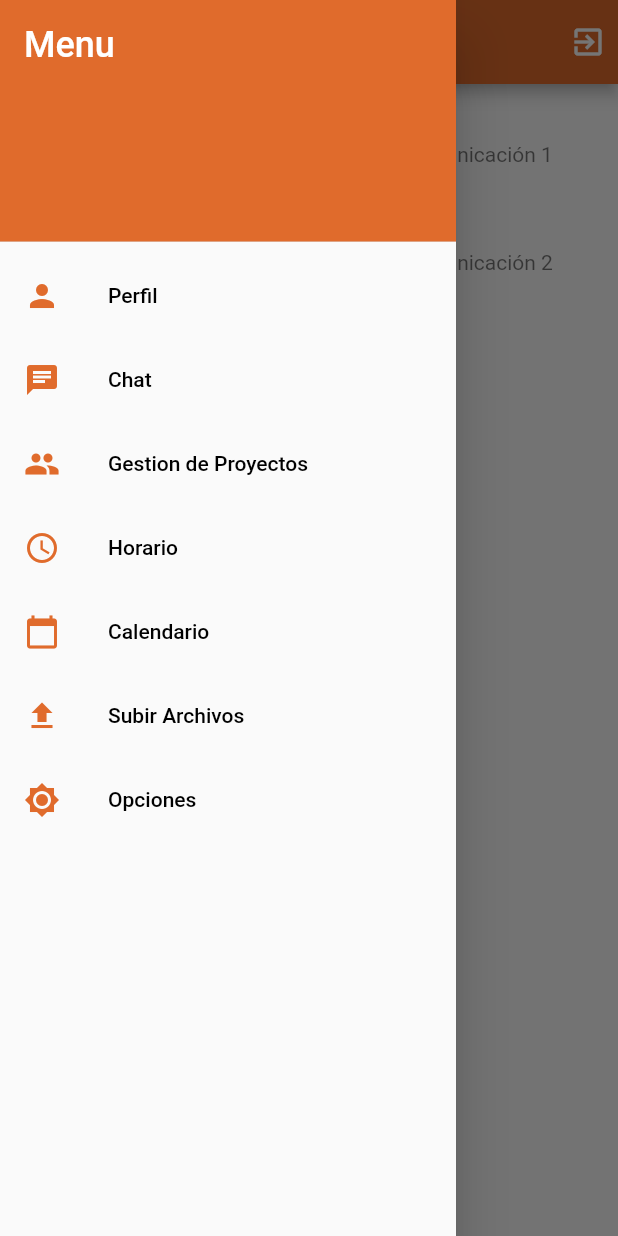
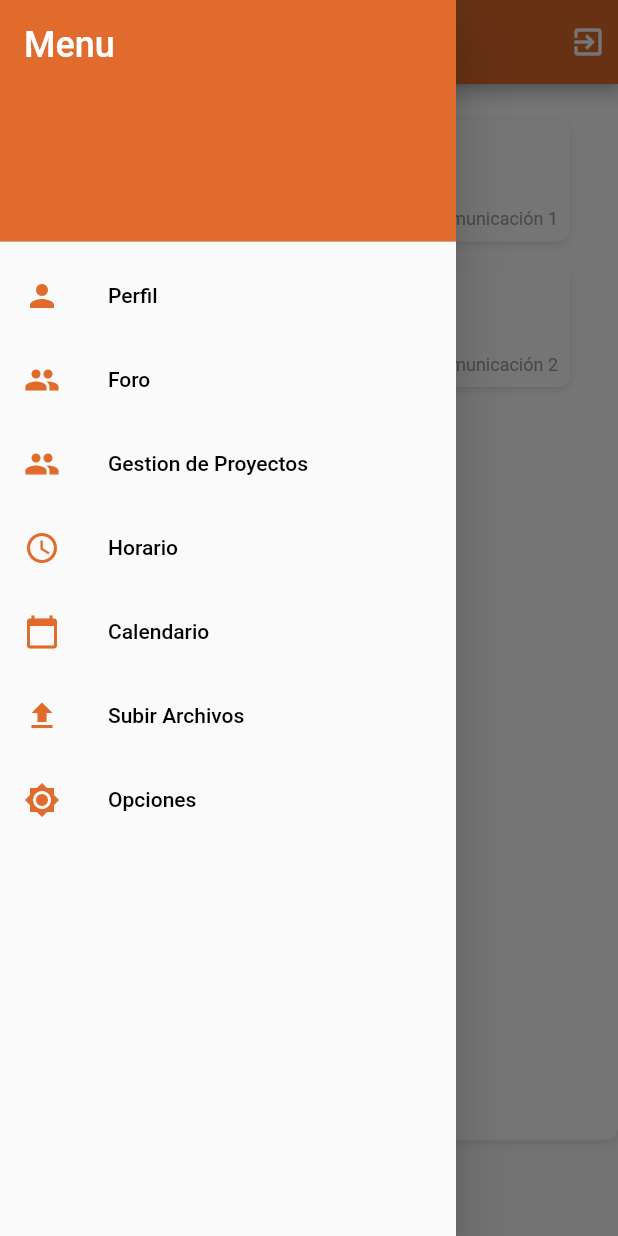
Before and after one commit to iancarcha/portalempleado, a Flutter app: the MyHomePage screen opened directly, with the side drawer open, on a phone screen of 412 x 824 dp. Run offline on Flutter 3.47's test engine with Material 2 defaults, Android fonts, the phone set to English and light mode, and no system bars; our stand-ins replace cloud_firestore, file_picker, firebase_auth, firebase_core, shared_preferences, table_calendar; accounts and stored records are empty.

Commit message:
el chat ahora es un foro xd pero funciona correctamente asi q algo es algo, el perfil ya no es basura y funciona bien pero hay q apañar y tamo gestionando el homepage.

```diff
--- a/lib/MyHomePage.dart
+++ b/lib/MyHomePage.dart
@@ -1,7 +1,7 @@
 import 'package:firebase_auth/firebase_auth.dart';
 import 'package:flutter/material.dart';
 import 'package:portalempleado/menu/CalendarPage.dart';
-import 'package:portalempleado/menu/ChatScreen.dart';
+import 'package:portalempleado/menu/Foro.dart';
 import 'package:portalempleado/Comunicacion.dart';
 import 'package:portalempleado/menu/Empleado.dart';
 import 'package:portalempleado/menu/Horario.dart';
@@ -9,6 +9,8 @@ import 'package:portalempleado/loginYregister/LoginPage.dart';
 import 'package:portalempleado/options/Opciones.dart';
 import 'package:portalempleado/menu/Perfil.dart';
 import 'package:portalempleado/menu/UploadFilePage.dart';
+import 'package:intl/intl.dart';
+import 'package:cloud_firestore/cloud_firestore.dart';
 
 class MyHomePage extends StatefulWidget {
   const MyHomePage({Key? key}) : super(key: key);
@@ -22,7 +24,22 @@ class _MyHomePageState extends State<MyHomePage>
   late TabController _tabController;
   late Empleado empleado;
 
-  List<Comunicacion> comunicaciones = [    Comunicacion(      id: '1',      titulo: 'Comunicación 1',      descripcion: 'Descripción de la comunicación 1',      fecha: DateTime.now(),      autor: 'Autor de la comunicación 1',    ),    Comunicacion(      id: '2',      titulo: 'Comunicación 2',      descripcion: 'Descripción de la comunicación 2',      fecha: DateTime.now(),      autor: 'Autor de la comunicación 2',    ),  ];
+  List<Comunicacion> comunicaciones = [
+    Comunicacion(
+      id: '1',
+      titulo: 'Comunicación 1',
+      descripcion: 'Descripción de la comunicación 1',
+      fecha: DateTime.now(),
+      autor: 'Autor de la comunicación 1',
+    ),
+    Comunicacion(
+      id: '2',
+      titulo: 'Comunicación 2',
+      descripcion: 'Descripción de la comunicación 2',
+      fecha: DateTime.now(),
+      autor: 'Autor de la comunicación 2',
+    ),
+  ];
 
   void agregarComunicacion() {
     String titulo = '';
@@ -82,6 +99,7 @@ class _MyHomePageState extends State<MyHomePage>
       },
     );
   }
+
   @override
   void initState() {
     super.initState();
@@ -136,24 +154,120 @@ class _MyHomePageState extends State<MyHomePage>
       body: Column(
           children: [
       Expanded(
-            child: TabBarView(
-              controller: _tabController,
-              children: [
-            ListView.builder(
+      child: GestureDetector(
+      onTap: () {
+      // Acción al hacer clic en el cuadro de comunicaciones
+      // Mostrar lista de comunicaciones y botón para añadir
+    },
+      child: Container(
+        padding: EdgeInsets.all(16.0),
+        decoration: BoxDecoration(
+          color: Colors.white,
+          borderRadius: BorderRadius.circular(8.0),
+          boxShadow: [
+            BoxShadow(
+              color: Colors.black.withOpacity(0.1),
+              blurRadius: 4.0,
+              offset: Offset(0, 2),
+            ),
+          ],
+        ),
+        child: ListView.builder(
           itemCount: comunicaciones.length,
           itemBuilder: (BuildContext context, int index) {
             Comunicacion comunicacion = comunicaciones[index];
-                return ListTile(
-                  title: Text(comunicacion.titulo),
-                  subtitle: Text('${comunicacion.fecha.toString()} por ${comunicacion.autor}'),
+            return GestureDetector(
               onTap: () {
-                    // Detalles comunicacion
+                // Detalles de la comunicación y usuario que la creó
               },
+              child: Container(
+                padding: EdgeInsets.all(8.0),
+                margin: EdgeInsets.symmetric(
+                  horizontal: 16.0,
+                  vertical: 8.0,
+                ),
+                decoration: BoxDecoration(
+                  color: Colors.white,
+                  borderRadius: BorderRadius.circular(8.0),
+                  boxShadow: [
+                    BoxShadow(
+                      color: Colors.black.withOpacity(0.1),
+                      blurRadius: 4.0,
+                      offset: Offset(0, 2),
+                    ),
+                  ],
+                ),
+                child: Column(
+                  crossAxisAlignment: CrossAxisAlignment.start,
+                  children: [
+                    Text(
+                      comunicacion.titulo,
+                      style: TextStyle(
+                        fontWeight: FontWeight.bold,
+                        fontSize: 16.0,
+                      ),
+                    ),
+                    SizedBox(height: 8.0),
+                    Text(
+                      comunicacion.descripcion,
+                      maxLines: 2,
+                      overflow: TextOverflow.ellipsis,
+                    ),
+                    SizedBox(height: 8.0),
+                    Row(
+                      mainAxisAlignment: MainAxisAlignment.spaceBetween,
+                      children: [
+                        Text(
+                          DateFormat('dd/MM/yyyy').format(comunicacion.fecha),
+                          style: TextStyle(
+                            color: Colors.grey,
+                            fontSize: 12.0,
+                          ),
+                        ),
+                        Text(
+                          'Por ${comunicacion.autor}',
+                          style: TextStyle(
+                            color: Colors.grey,
+                            fontSize: 12.0,
+                          ),
+                        ),
+                      ],
+                    ),
+                  ],
+                ),
+              ),
             );
           },
+        ),
+      ),
+    ),
+    ),
+            SizedBox(height: 16.0),
+            ElevatedButton(
+              onPressed: () async {
+                // Obtener una referencia a la colección "comunicaciones"
+                CollectionReference comunicacionesCollection = FirebaseFirestore.instance.collection('comunicaciones');
 
-      )
-            ]),
+                // Crear un nuevo documento con un ID automático
+                DocumentReference newComunicacionRef = comunicacionesCollection.doc();
+
+                // Crear un mapa con los datos de la nueva comunicación
+                Map<String, dynamic> nuevaComunicacion = {
+                  'titulo': 'Título de la comunicación',
+                  'descripcion': 'Descripción de la comunicación',
+                  'fecha': DateTime.now(),
+                  'autor': 'Nombre del autor',
+                };
+
+                // Guardar la nueva comunicación en Firestore
+                await newComunicacionRef.set(nuevaComunicacion);
+
+                // si todo va bien
+                ScaffoldMessenger.of(context).showSnackBar(
+                  SnackBar(content: Text("Comunicación creada exitosamente")),
+                );
+              },
+              child: Text("Añadir Comunicaciones"),
             ),
           ],
       ),
@@ -189,9 +303,9 @@ class _MyHomePageState extends State<MyHomePage>
               },
             ),
             ListTile(
-              leading: Icon(Icons.chat, color: Color(0xffe06b2c)),
+              leading: Icon(Icons.people_sharp, color: Color(0xffe06b2c)),
               title: Text(
-                'Chat',
+                'Foro',
                 style: TextStyle(
                   color: Colors.black,
                 ),
@@ -199,7 +313,7 @@ class _MyHomePageState extends State<MyHomePage>
               onTap: () {
                 Navigator.push(
                   context,
-                  MaterialPageRoute(builder: (context) => ChatScreen()),
+                  MaterialPageRoute(builder: (context) => Foro()),
                 );
               },
             ),
```
Also changed, not shown: lib/menu/ChatScreen.dart (deleted, +0 -178 lines), lib/menu/Foro.dart (added, +108 -0 lines), lib/menu/Perfil.dart (+19 -1 lines). Lines whose indentation alone changed are shown as unchanged.
